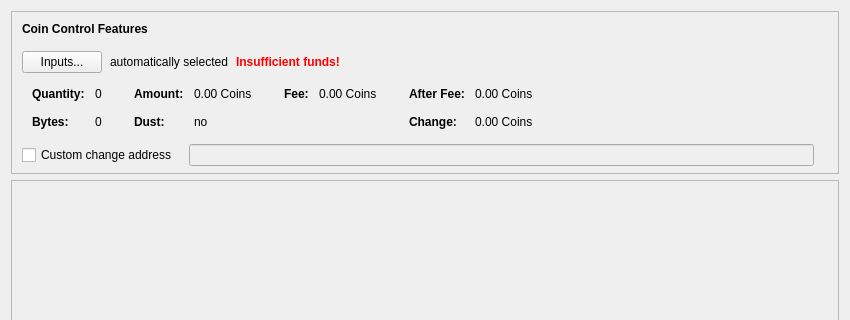
VaporumCoin/VaporumOcean-0.7.2, file src/qt/forms/sendcoinsdialog.ui: the form before one commit; both pictures show x 0 to 850 and y 0 to 320 of the 850 by 526 pixel window.
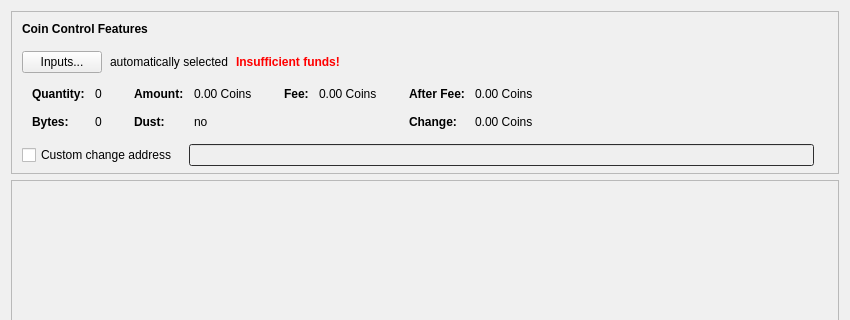
The form after the commit. Icons and pictures are not drawn. Custom widgets are drawn as their Qt base class.

The edit to the form file:
```diff
--- a/src/qt/forms/sendcoinsdialog.ui
+++ b/src/qt/forms/sendcoinsdialog.ui
@@ -10,6 +10,124 @@
     <height>526</height>
    </rect>
   </property>
+  <property name="palette">
+   <palette>
+    <active>
+     <colorrole role="WindowText">
+      <brush brushstyle="SolidPattern">
+       <color alpha="255">
+        <red>192</red>
+        <green>192</green>
+        <blue>192</blue>
+       </color>
+      </brush>
+     </colorrole>
+     <colorrole role="Button">
+      <brush brushstyle="SolidPattern">
+       <color alpha="255">
+        <red>64</red>
+        <green>65</green>
+        <blue>66</blue>
+       </color>
+      </brush>
+     </colorrole>
+     <colorrole role="ButtonText">
+      <brush brushstyle="SolidPattern">
+       <color alpha="255">
+        <red>192</red>
+        <green>192</green>
+        <blue>192</blue>
+       </color>
+      </brush>
+     </colorrole>
+     <colorrole role="Window">
+      <brush brushstyle="SolidPattern">
+       <color alpha="255">
+        <red>64</red>
+        <green>65</green>
+        <blue>66</blue>
+       </color>
+      </brush>
+     </colorrole>
+    </active>
+    <inactive>
+     <colorrole role="WindowText">
+      <brush brushstyle="SolidPattern">
+       <color alpha="255">
+        <red>0</red>
+        <green>0</green>
+        <blue>0</blue>
+       </color>
+      </brush>
+     </colorrole>
+     <colorrole role="Button">
+      <brush brushstyle="SolidPattern">
+       <color alpha="255">
+        <red>240</red>
+        <green>240</green>
+        <blue>240</blue>
+       </color>
+      </brush>
+     </colorrole>
+     <colorrole role="ButtonText">
+      <brush brushstyle="SolidPattern">
+       <color alpha="255">
+        <red>0</red>
+        <green>0</green>
+        <blue>0</blue>
+       </color>
+      </brush>
+     </colorrole>
+     <colorrole role="Window">
+      <brush brushstyle="SolidPattern">
+       <color alpha="255">
+        <red>240</red>
+        <green>240</green>
+        <blue>240</blue>
+       </color>
+      </brush>
+     </colorrole>
+    </inactive>
+    <disabled>
+     <colorrole role="WindowText">
+      <brush brushstyle="SolidPattern">
+       <color alpha="255">
+        <red>120</red>
+        <green>120</green>
+        <blue>120</blue>
+       </color>
+      </brush>
+     </colorrole>
+     <colorrole role="Button">
+      <brush brushstyle="SolidPattern">
+       <color alpha="255">
+        <red>64</red>
+        <green>65</green>
+        <blue>66</blue>
+       </color>
+      </brush>
+     </colorrole>
+     <colorrole role="ButtonText">
+      <brush brushstyle="SolidPattern">
+       <color alpha="255">
+        <red>120</red>
+        <green>120</green>
+        <blue>120</blue>
+       </color>
+      </brush>
+     </colorrole>
+     <colorrole role="Window">
+      <brush brushstyle="SolidPattern">
+       <color alpha="255">
+        <red>64</red>
+        <green>65</green>
+        <blue>66</blue>
+       </color>
+      </brush>
+     </colorrole>
+    </disabled>
+   </palette>
+  </property>
   <property name="windowTitle">
    <string>Send Coins</string>
   </property>
```
Left out of the diff: 31 changed lines with no effect on the pictures.
